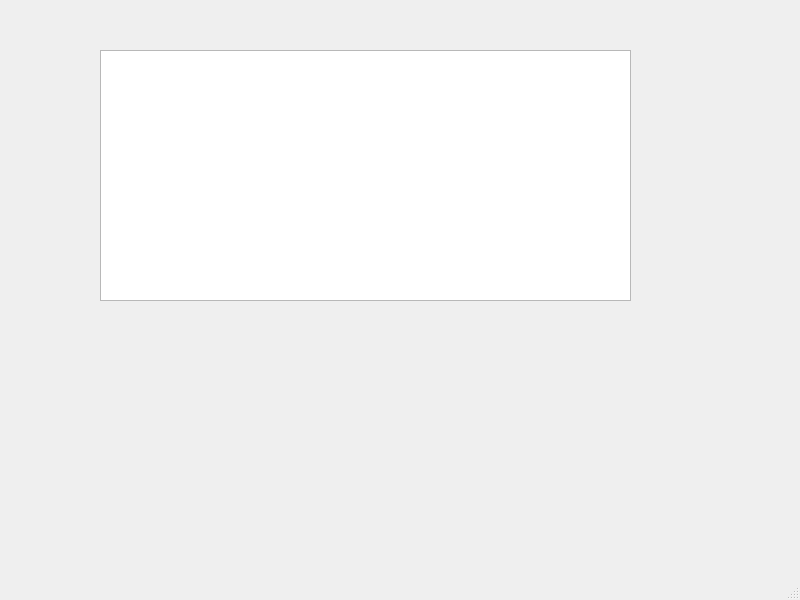
Old version of the form mainwindow.ui in the repository HuuWelling/QtDemo.
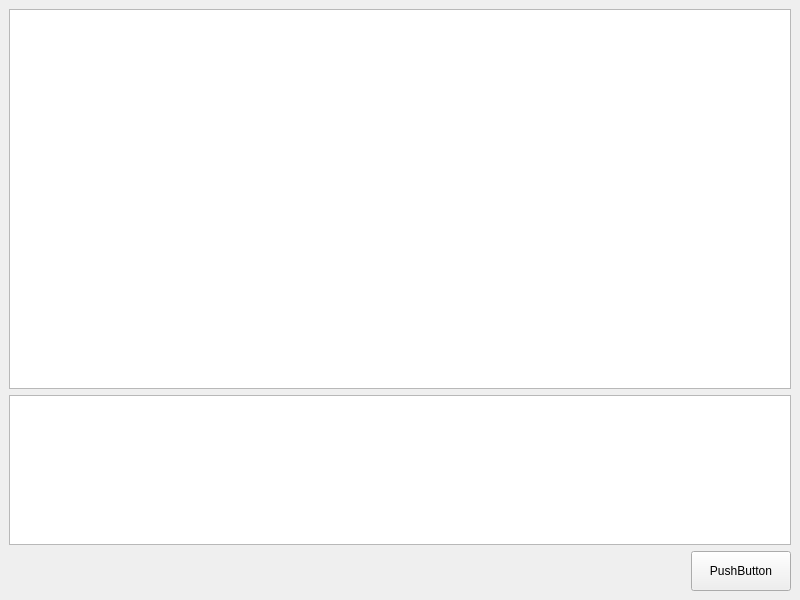
New version of the form. Custom widgets are drawn as their Qt base class.

Patch:
```diff
--- a/mainwindow.ui
+++ b/mainwindow.ui
@@ -14,35 +14,76 @@
    <string>MainWindow</string>
   </property>
   <widget class="QWidget" name="centralwidget">
-   <widget class="QTextEdit" name="textEdit">
-    <property name="geometry">
-     <rect>
-      <x>100</x>
-      <y>50</y>
-      <width>531</width>
-      <height>251</height>
-     </rect>
-    </property>
-    <property name="font">
-     <font>
-      <family>微软雅黑</family>
-      <pointsize>16</pointsize>
-     </font>
-    </property>
-   </widget>
+   <layout class="QVBoxLayout" name="verticalLayout_2">
+    <item>
+     <layout class="QVBoxLayout" name="verticalLayout">
+      <item>
+       <widget class="QListWidget" name="listWidget"/>
+      </item>
+      <item>
+       <widget class="SendMsgEdit" name="textEdit">
+        <property name="minimumSize">
+         <size>
+          <width>400</width>
+          <height>150</height>
+         </size>
+        </property>
+        <property name="maximumSize">
+         <size>
+          <width>16777215</width>
+          <height>150</height>
+         </size>
+        </property>
+        <property name="font">
+         <font>
+          <family>微软雅黑</family>
+          <pointsize>16</pointsize>
+         </font>
+        </property>
+       </widget>
+      </item>
+      <item>
+       <layout class="QHBoxLayout" name="horizontalLayout">
+        <item>
+         <spacer name="horizontalSpacer">
+          <property name="orientation">
+           <enum>Qt::Horizontal</enum>
+          </property>
+          <property name="sizeHint" stdset="0">
+           <size>
+            <width>40</width>
+            <height>20</height>
+           </size>
+          </property>
+         </spacer>
+        </item>
+        <item>
+         <widget class="QPushButton" name="pushButton">
+          <property name="minimumSize">
+           <size>
+            <width>100</width>
+            <height>40</height>
+           </size>
+          </property>
+          <property name="text">
+           <string>PushButton</string>
+          </property>
+         </widget>
+        </item>
+       </layout>
+      </item>
+     </layout>
+    </item>
+   </layout>
   </widget>
-  <widget class="QMenuBar" name="menubar">
-   <property name="geometry">
-    <rect>
-     <x>0</x>
-     <y>0</y>
-     <width>800</width>
-     <height>26</height>
-    </rect>
-   </property>
-  </widget>
-  <widget class="QStatusBar" name="statusbar"/>
  </widget>
+ <customwidgets>
+  <customwidget>
+   <class>SendMsgEdit</class>
+   <extends>QTextEdit</extends>
+   <header>sendmsgedit.h</header>
+  </customwidget>
+ </customwidgets>
  <resources/>
  <connections/>
 </ui>
```
